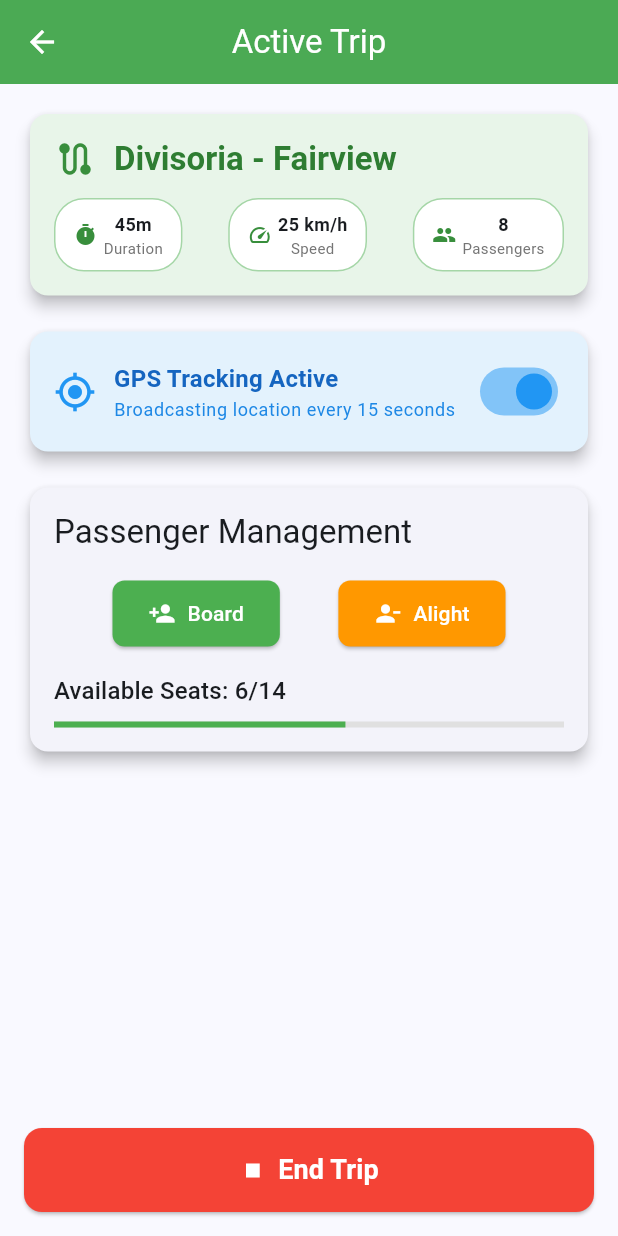
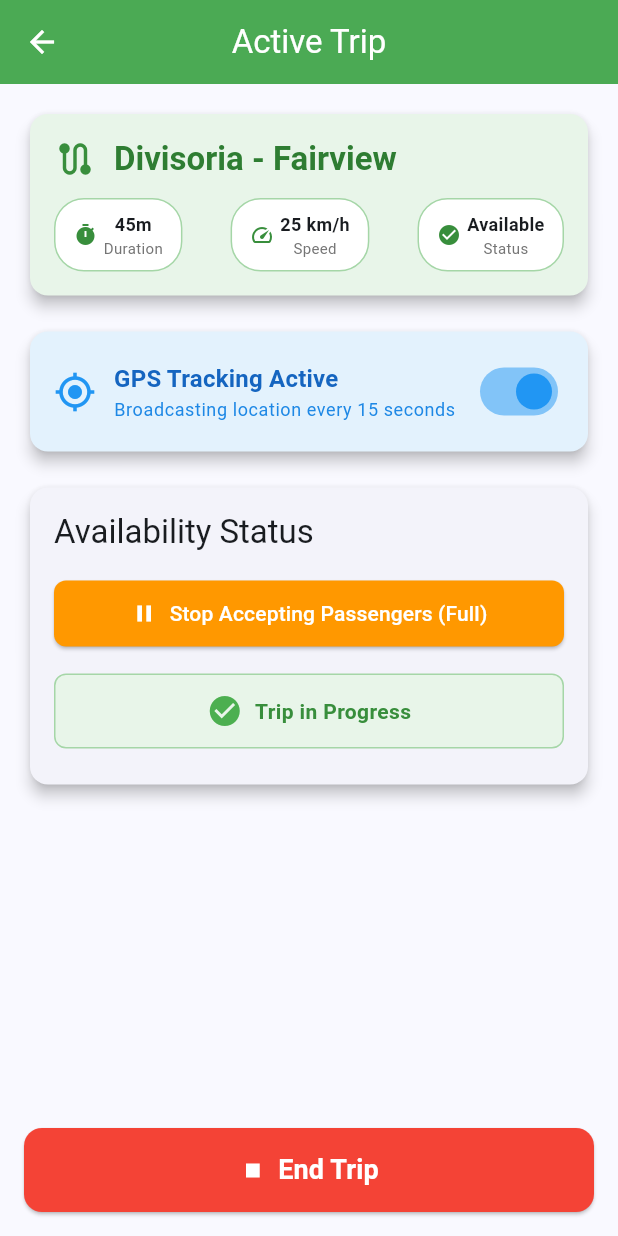
Before and after one commit to lucifron28/hackercup, a Flutter app: the DriverTripScreen screen opened by its route, on a phone screen of 412 x 824 dp. Run offline on Flutter 3.47's test engine with Material 3 defaults, Android fonts, the phone set to English and light mode, and no system bars; our stand-ins replace cloud_firestore, firebase_auth, firebase_core, firebase_messaging, flutter_map, geolocator and 5 more; accounts and stored records are empty.

Commit message:
feat: Update DriverTripScreen to manage passenger availability with a toggle and enhance status display

```diff
--- a/lib/modules/driver/screens/driver_trip_screen.dart
+++ b/lib/modules/driver/screens/driver_trip_screen.dart
@@ -12,8 +12,8 @@ class _DriverTripScreenState extends State<DriverTripScreen> {
   final String _currentRoute = 'Divisoria - Fairview';
   final Duration _tripDuration = const Duration(minutes: 45);
   final double _currentSpeed = 25.0;
-  int _passengersOnboard = 8;
   bool _isGPSEnabled = true;
+  bool _isAcceptingPassengers = true;
 
   @override
   Widget build(BuildContext context) {
@@ -68,9 +68,9 @@ class _DriverTripScreenState extends State<DriverTripScreen> {
                           Icons.speed,
                         ),
                         _buildInfoChip(
-                          'Passengers',
-                          '$_passengersOnboard',
-                          Icons.people,
+                          'Status',
+                          _isAcceptingPassengers ? 'Available' : 'Full',
+                          _isAcceptingPassengers ? Icons.check_circle : Icons.block,
                         ),
                       ],
                     ),
@@ -140,61 +140,62 @@ class _DriverTripScreenState extends State<DriverTripScreen> {
                   crossAxisAlignment: CrossAxisAlignment.start,
                   children: [
                     Text(
-                      'Passenger Management',
+                      'Availability Status',
                       style: Theme.of(context).textTheme.titleLarge,
                     ),
                     const SizedBox(height: 16),
 
-                    Row(
-                      mainAxisAlignment: MainAxisAlignment.spaceEvenly,
-                      children: [
-                        ElevatedButton.icon(
-                          onPressed: _passengersOnboard < 14 ? () {
-                            setState(() {
-                              _passengersOnboard++;
-                            });
-                          } : null,
-                          icon: const Icon(Icons.person_add),
-                          label: const Text('Board'),
-                          style: ElevatedButton.styleFrom(
-                            backgroundColor: Colors.green,
-                            foregroundColor: Colors.white,
-                          ),
+                    SizedBox(
+                      width: double.infinity,
+                      child: ElevatedButton.icon(
+                        onPressed: () {
+                          setState(() {
+                            _isAcceptingPassengers = !_isAcceptingPassengers;
+                          });
+                        },
+                        icon: Icon(_isAcceptingPassengers
+                            ? Icons.pause
+                            : Icons.play_arrow),
+                        label: Text(_isAcceptingPassengers
+                            ? 'Stop Accepting Passengers (Full)'
+                            : 'Start Accepting Passengers (Available)'),
+                        style: ElevatedButton.styleFrom(
+                          backgroundColor: _isAcceptingPassengers
+                              ? Colors.orange
+                              : Colors.green,
+                          foregroundColor: Colors.white,
+                          padding: const EdgeInsets.symmetric(vertical: 12),
                         ),
-                        ElevatedButton.icon(
-                          onPressed: _passengersOnboard > 0 ? () {
-                            setState(() {
-                              _passengersOnboard--;
-                            });
-                          } : null,
-                          icon: const Icon(Icons.person_remove),
-                          label: const Text('Alight'),
-                          style: ElevatedButton.styleFrom(
-                            backgroundColor: Colors.orange,
-                            foregroundColor: Colors.white,
-                          ),
-                        ),
-                      ],
+                      ),
                     ),
 
                     const SizedBox(height: 16),
 
-                    // Seat Indicator
-                    Text(
-                      'Available Seats: ${14 - _passengersOnboard}/14',
-                      style: Theme.of(context).textTheme.titleMedium,
-                      textAlign: TextAlign.center,
+                    // Trip Status Indicator
+                    Container(
+                      padding: const EdgeInsets.all(12),
+                      decoration: BoxDecoration(
+                        color: Colors.green.shade50,
+                        borderRadius: BorderRadius.circular(8),
+                        border: Border.all(color: Colors.green.shade200),
+                      ),
+                      child: Row(
+                        mainAxisAlignment: MainAxisAlignment.center,
+                        children: [
+                          Icon(Icons.check_circle, color: Colors.green),
+                          const SizedBox(width: 8),
+                          Text(
+                            'Trip in Progress',
+                            style: TextStyle(
+                              color: Colors.green.shade700,
+                              fontWeight: FontWeight.bold,
+                            ),
+                          ),
+                        ],
+                      ),
                     ),
 
                     const SizedBox(height: 8),
-
-                    LinearProgressIndicator(
-                      value: _passengersOnboard / 14,
-                      backgroundColor: Colors.grey[300],
-                      valueColor: AlwaysStoppedAnimation<Color>(
-                        _passengersOnboard > 10 ? Colors.red : Colors.green,
-                      ),
-                    ),
                   ],
                 ),
               ),
```
